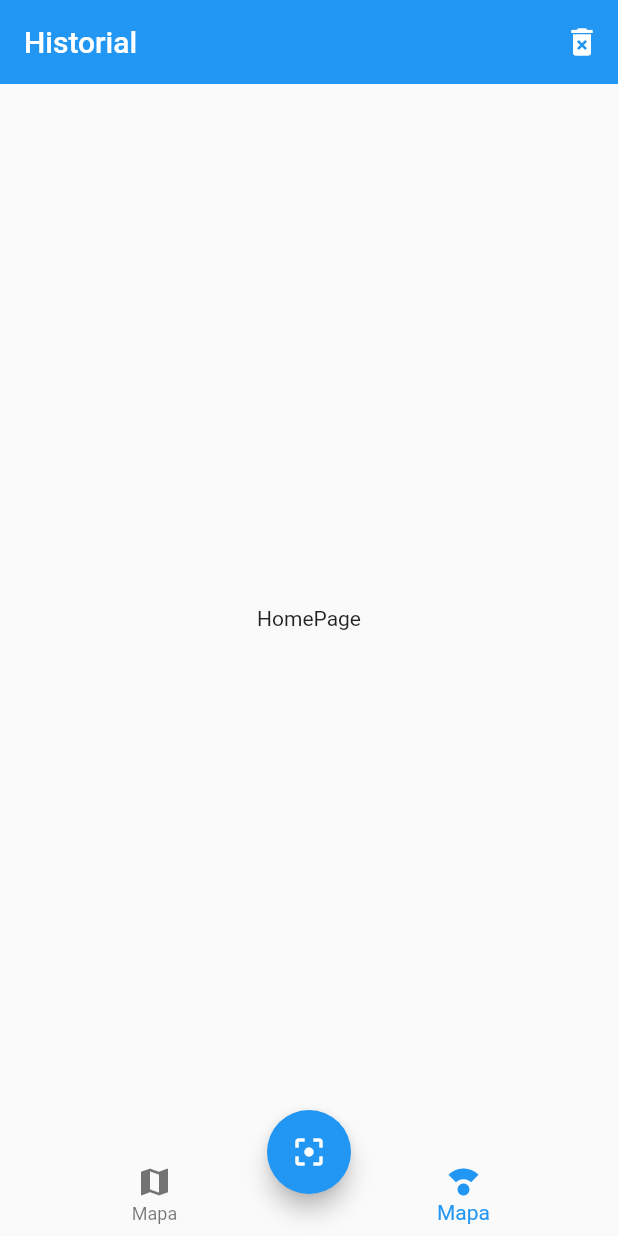
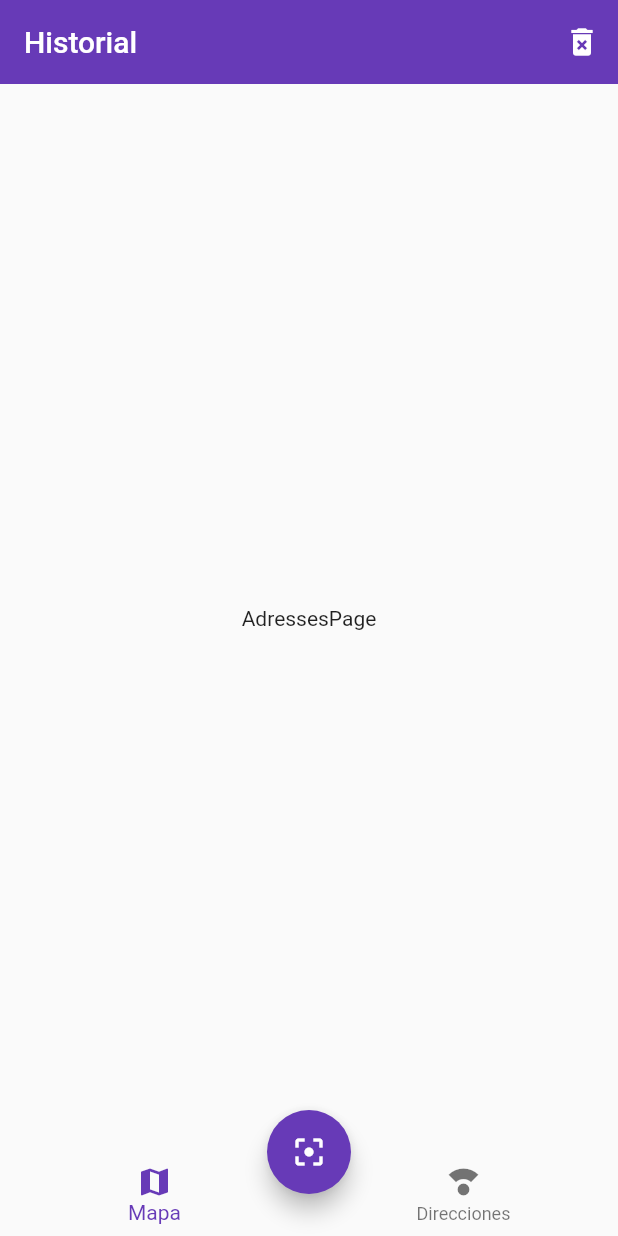
Before and after one commit to cabrerojas/fl_qr_reader, a Flutter app: the screen it shows after launch, on a phone screen of 412 x 824 dp. Run offline on Flutter 3.47's test engine with Material 2 defaults, Android fonts, the phone set to English and light mode, and no system bars.

Commit message:
feat(flutter): avance

```diff
--- a/lib/main.dart
+++ b/lib/main.dart
@@ -1,6 +1,8 @@
 import 'package:fl_qr_reader/pages/home_page.dart';
 import 'package:fl_qr_reader/pages/map_page.dart';
+import 'package:fl_qr_reader/providers/ui_provider.dart';
 import 'package:flutter/material.dart';
+import 'package:provider/provider.dart';
 
 void main() => runApp(const MyApp());
 
@@ -9,7 +11,9 @@ class MyApp extends StatelessWidget {
 
   @override
   Widget build(BuildContext context) {
-    return MaterialApp(
+    return MultiProvider(
+      providers: [ChangeNotifierProvider(create: (_) => UiProvider())],
+      child: MaterialApp(
         debugShowCheckedModeBanner: false,
         title: 'QR Reader',
         initialRoute: 'home',
@@ -17,6 +21,13 @@ class MyApp extends StatelessWidget {
           'home': (_) => const HomePage(),
           'map': (_) => const MapPage(),
         },
+        theme: ThemeData(
+          primarySwatch: Colors.deepPurple,
+          floatingActionButtonTheme: const FloatingActionButtonThemeData(
+            backgroundColor: Colors.deepPurple,
+          ),
+        ),
+      ),
     );
   }
 }
--- /dev/null
+++ b/lib/pages/adresses_page.dart
@@ -0,0 +1,12 @@
+import 'package:flutter/material.dart';
+
+class AdressesPage extends StatelessWidget {
+  const AdressesPage({Key? key}) : super(key: key);
+
+  @override
+  Widget build(BuildContext context) {
+    return const Center(
+      child: Text('AdressesPage'),
+    );
+  }
+}
--- a/lib/pages/home_page.dart
+++ b/lib/pages/home_page.dart
@@ -1,6 +1,10 @@
+import 'package:fl_qr_reader/pages/adresses_page.dart';
+import 'package:fl_qr_reader/pages/maps_page.dart';
+import 'package:fl_qr_reader/providers/ui_provider.dart';
 import 'package:fl_qr_reader/widgets/custom_navigation_bar.dart';
 import 'package:fl_qr_reader/widgets/scan_button.dart';
 import 'package:flutter/material.dart';
+import 'package:provider/provider.dart';
 
 class HomePage extends StatelessWidget {
   const HomePage({Key? key}) : super(key: key);
@@ -18,12 +22,33 @@ class HomePage extends StatelessWidget {
           ),
         ],
       ),
-      body: const Center(
-        child: Text('HomePage'),
-      ),
-      bottomNavigationBar: CustomNavigationBar(),
-      floatingActionButton: ScanButton(),
+      body: _HomePageBody(),
+      bottomNavigationBar: const CustomNavigationBar(),
+      floatingActionButton: const ScanButton(),
       floatingActionButtonLocation: FloatingActionButtonLocation.centerDocked,
     );
   }
 }
+
+class _HomePageBody extends StatelessWidget {
+  _HomePageBody({Key? key}) : super(key: key);
+
+  @override
+  Widget build(BuildContext context) {
+    //obtener el selected menu opt
+    final uiProvider = Provider.of<UiProvider>(context);
+
+    final currentIndex = uiProvider.selectedMenuOpt;
+
+    switch (currentIndex) {
+      case 0:
+        return const MapsPage();
+
+      case 1:
+        return const AdressesPage();
+
+      default:
+        return const MapsPage();
+    }
+  }
+}
--- /dev/null
+++ b/lib/pages/maps_page.dart
@@ -0,0 +1,12 @@
+import 'package:flutter/material.dart';
+
+class MapsPage extends StatelessWidget {
+  const MapsPage({Key? key}) : super(key: key);
+
+  @override
+  Widget build(BuildContext context) {
+    return const Center(
+      child: Text('MapasPage'),
+    );
+  }
+}
--- /dev/null
+++ b/lib/providers/ui_provider.dart
@@ -0,0 +1,14 @@
+import 'package:flutter/material.dart';
+
+class UiProvider extends ChangeNotifier {
+  int _selectedMenuOpt = 1;
+
+  int get selectedMenuOpt {
+    return _selectedMenuOpt;
+  }
+
+  set selectedMenuOpt(int i) {
+    _selectedMenuOpt = 1;
+    notifyListeners();
+  }
+}
--- a/lib/widgets/custom_navigation_bar.dart
+++ b/lib/widgets/custom_navigation_bar.dart
@@ -5,17 +5,19 @@ class CustomNavigationBar extends StatelessWidget {
 
   @override
   Widget build(BuildContext context) {
+    final currentIndex = 0;
+
     return BottomNavigationBar(
-      currentIndex: 1,
+      currentIndex: currentIndex,
       elevation: 0,
-      items: [
+      items: const [
         BottomNavigationBarItem(
           icon: Icon(Icons.map),
           label: 'Mapa',
         ),
         BottomNavigationBarItem(
           icon: Icon(Icons.compass_calibration),
-          label: 'Mapa',
+          label: 'Direcciones',
         ),
       ],
     );
--- a/pubspec.yaml
+++ b/pubspec.yaml
@@ -35,6 +35,7 @@ dependencies:
   # The following adds the Cupertino Icons font to your application.
   # Use with the CupertinoIcons class for iOS style icons.
   cupertino_icons: ^1.0.2
+  provider: ^6.0.5
 
 dev_dependencies:
   flutter_test:
```
Also changed, not shown: pubspec.lock, 2 other files. Lines whose indentation alone changed are shown as unchanged.
